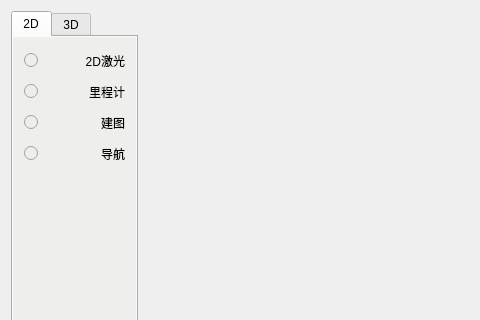
Before: the Qt Designer form ros_gui/ui/mainwindow.ui in MrMao007/ros_gui2, drawn with Qt 5; both pictures show x 0 to 480 and y 0 to 320 of the 1223 by 635 pixel window.
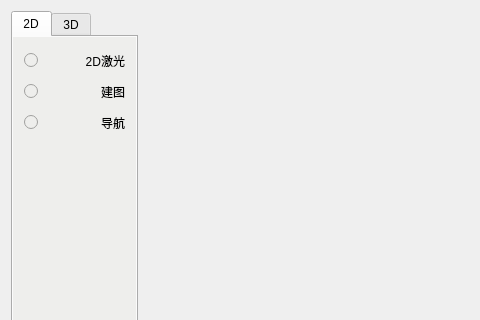
After: the same form once the commit is applied. The open tabs and pages were chosen to show the change. Icons and pictures are not drawn.

Diff of the .ui file:
```diff
--- a/ros_gui/ui/mainwindow.ui
+++ b/ros_gui/ui/mainwindow.ui
@@ -55,7 +55,7 @@
             </property>
             <item>
              <layout class="QGridLayout" name="gridLayout">
-              <item row="2" column="1">
+              <item row="1" column="1">
                <widget class="QLabel" name="label_7">
                 <property name="text">
                  <string>建图</string>
@@ -122,7 +122,7 @@
                 </property>
                </widget>
               </item>
-              <item row="2" column="0">
+              <item row="1" column="0">
                <widget class="QRadioButton" name="radioButton_3">
                 <property name="minimumSize">
                  <size>
@@ -141,17 +141,7 @@
                 </property>
                </widget>
               </item>
-              <item row="1" column="1">
-               <widget class="QLabel" name="label_6">
-                <property name="text">
-                 <string>里程计</string>
-                </property>
-                <property name="alignment">
-                 <set>Qt::AlignRight|Qt::AlignTrailing|Qt::AlignVCenter</set>
-                </property>
-               </widget>
-              </item>
-              <item row="3" column="0">
+              <item row="2" column="0">
                <widget class="QRadioButton" name="radioButton_4">
                 <property name="minimumSize">
                  <size>
@@ -170,7 +160,7 @@
                 </property>
                </widget>
               </item>
-              <item row="3" column="1">
+              <item row="2" column="1">
                <widget class="QLabel" name="label_8">
                 <property name="text">
                  <string>导航</string>
```
Left out of the diff: 22 changed lines with no effect on the pictures.
